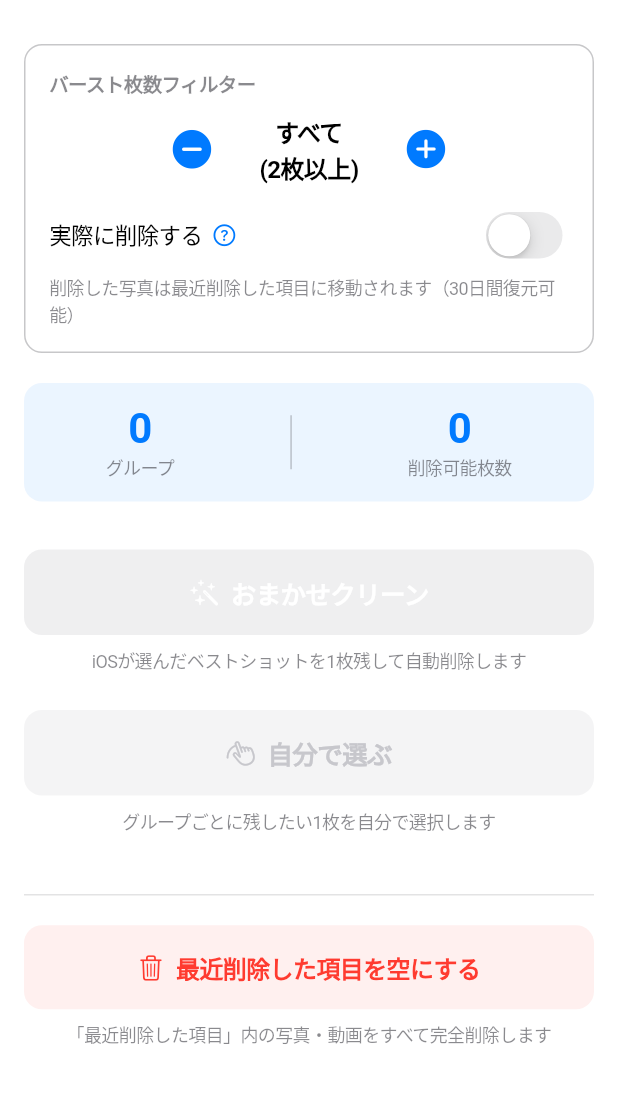
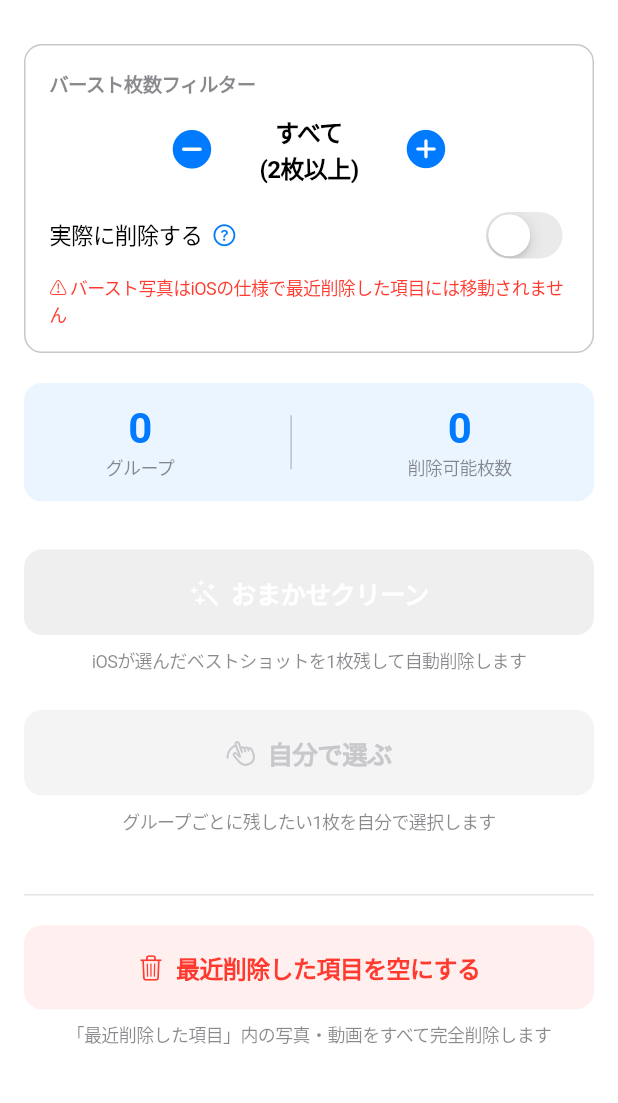
Before and after one commit to tomoyuki0512-hub/onp-quiz-app, a Flutter app: the screen it shows after launch, on a phone screen of 412 x 824 dp, the part 52-1155 px from its top. Run offline on Flutter 3.47's test engine with Material 3 defaults, Android fonts, the phone set to English and light mode, and no system bars; missing offline and left inert: photo_manager.

Commit message:
バースト写真の削除がiOS仕様で最近削除に移動しない旨をUIに正確に反映する
iOSはPHAssetChangeRequest.deleteAssetsを呼んだとき、
非代表フレーム（連写の隠れたショット）を最近削除した項目へ移動せず
即座に完全削除する。「最近削除した項目に移動」という約束が誤っていたため
全ダイアログとトグル説明を事実に合わせて更新する。

https://claude.ai/code/session_01SoqHF3J3E8ZCNxniZsKxhE

```diff
--- a/lib/screens/burst_list_screen.dart
+++ b/lib/screens/burst_list_screen.dart
@@ -98,21 +98,15 @@ class _BurstListScreenState extends State<BurstListScreen> {
           children: [
             const SizedBox(height: 8),
             Text(
-              permanently
-                  ? '${selected.length}グループのベストショット各1枚を残して、$deleteCount枚を完全削除します。'
-                  : '${selected.length}グループのベストショット各1枚を残して、$deleteCount枚を最近削除した項目に移動します。',
+              '${selected.length}グループのベストショット各1枚を残して、$deleteCount枚を削除します。',
               style: const TextStyle(fontSize: 15),
             ),
             const SizedBox(height: 6),
-            Text(
-              permanently
-                  ? '⚠️ 完全削除します。元に戻せません。'
-                  : '30日後に自動削除されます。',
+            const Text(
+              '⚠️ バースト写真はiOSの仕様で最近削除した項目には移動されません。削除後は元に戻せません。',
               style: TextStyle(
                 fontSize: 13,
-                color: permanently
-                    ? CupertinoColors.destructiveRed
-                    : CupertinoColors.secondaryLabel,
+                color: CupertinoColors.destructiveRed,
               ),
             ),
             const SizedBox(height: 6),
@@ -131,9 +125,9 @@ class _BurstListScreenState extends State<BurstListScreen> {
             child: const Text('キャンセル'),
           ),
           CupertinoDialogAction(
-            isDestructiveAction: permanently,
+            isDestructiveAction: true,
             onPressed: () => Navigator.pop(ctx, true),
-            child: Text(permanently ? '完全削除する' : '移動する'),
+            child: const Text('削除する'),
           ),
         ],
       ),
@@ -165,7 +159,7 @@ class _BurstListScreenState extends State<BurstListScreen> {
         });
         await _syncWithService();
         if (!mounted) return;
-        _showSuccessDialog(selected.length, permanently);
+        _showSuccessDialog(selected.length);
       } else {
         _showErrorDialog('削除に失敗しました。もう一度お試しください。');
       }
@@ -177,16 +171,12 @@ class _BurstListScreenState extends State<BurstListScreen> {
     }
   }
 
-  void _showSuccessDialog(int groupCount, bool permanently) {
+  void _showSuccessDialog(int groupCount) {
     showCupertinoDialog<void>(
       context: context,
       builder: (ctx) => CupertinoAlertDialog(
         title: const Text('完了'),
-        content: Text(
-          permanently
-              ? '$groupCount グループを完全削除しました。'
-              : '$groupCount グループを最近削除した項目に移動しました。',
-        ),
+        content: Text('$groupCount グループを削除しました。'),
         actions: [
           CupertinoDialogAction(
             onPressed: () => Navigator.pop(ctx),
@@ -292,7 +282,6 @@ class _BurstListScreenState extends State<BurstListScreen> {
   Widget _buildSelectionBar() {
     final count = _selectedBurstIds.length;
     final allSelected = count == _remaining.length;
-    final permanently = widget.permanentlyDelete;
 
     return Container(
       padding: const EdgeInsets.fromLTRB(16, 10, 16, 16),
@@ -329,7 +318,7 @@ class _BurstListScreenState extends State<BurstListScreen> {
               borderRadius: BorderRadius.circular(12),
               child: Text(
                 count > 0
-                    ? '$count グループを${permanently ? "完全削除" : "移動"}'
+                    ? '$count グループを削除'
                     : 'グループを選択してください',
                 style: const TextStyle(
                   fontSize: 15,
--- a/lib/screens/home_screen.dart
+++ b/lib/screens/home_screen.dart
@@ -60,36 +60,24 @@ class _HomeScreenState extends State<HomeScreen> {
     showCupertinoDialog<void>(
       context: context,
       builder: (ctx) => CupertinoAlertDialog(
-        title: const Text('削除モードの違い'),
+        title: const Text('iOSのバースト写真の削除について'),
         content: const Column(
           crossAxisAlignment: CrossAxisAlignment.start,
           children: [
             SizedBox(height: 10),
             Text(
-              'OFF（最近削除した項目へ移動）',
+              'バースト写真（連写）の非代表フレームはiOSの仕様で「最近削除した項目」には移動されず、即座に完全削除されます。',
+              style: TextStyle(fontSize: 13),
+            ),
+            SizedBox(height: 10),
+            Text(
+              '「実際に削除する」スイッチについて',
               style: TextStyle(fontSize: 13, fontWeight: FontWeight.w600),
             ),
             SizedBox(height: 4),
             Text(
-              '写真を「最近削除した項目」に移動します。30日間は復元可能です。',
+              'OFF: iOSのおすすめ写真（代表フレーム）が削除対象の場合のみ最近削除した項目に30日間保存されます。\nON: 代表フレームも即座に完全削除します。',
               style: TextStyle(fontSize: 13),
-            ),
-            SizedBox(height: 10),
-            Text(
-              'ON（即座に完全削除）',
-              style: TextStyle(
-                fontSize: 13,
-                fontWeight: FontWeight.w600,
-                color: CupertinoColors.destructiveRed,
-              ),
-            ),
-            SizedBox(height: 4),
-            Text(
-              '⚠️ 「最近削除した項目」を経由せず即座に完全削除します。元に戻せません。',
-              style: TextStyle(
-                fontSize: 13,
-                color: CupertinoColors.destructiveRed,
-              ),
             ),
           ],
         ),
@@ -197,21 +185,15 @@ class _HomeScreenState extends State<HomeScreen> {
           children: [
             const SizedBox(height: 8),
             Text(
-              _permanentlyDelete
-                  ? '$totalKeep枚を残し、$totalDelete枚を完全削除します。'
-                  : '$totalKeep枚を残し、$totalDelete枚を最近削除した項目に移動します。',
+              '$totalKeep枚を残し、$totalDelete枚を削除します。',
               style: const TextStyle(fontSize: 15),
             ),
             const SizedBox(height: 6),
-            Text(
-              _permanentlyDelete
-                  ? '⚠️ 完全削除します。元に戻せません。'
-                  : '30日後に自動削除されます。',
+            const Text(
+              '⚠️ バースト写真はiOSの仕様で最近削除した項目には移動されません。削除後は元に戻せません。',
               style: TextStyle(
                 fontSize: 13,
-                color: _permanentlyDelete
-                    ? CupertinoColors.destructiveRed
-                    : CupertinoColors.secondaryLabel,
+                color: CupertinoColors.destructiveRed,
               ),
             ),
             const SizedBox(height: 6),
@@ -273,9 +255,7 @@ class _HomeScreenState extends State<HomeScreen> {
         title: Text(errorMessage == null ? '完了！' : '削除エラー'),
         content: Text(
           errorMessage == null
-              ? _permanentlyDelete
-                  ? '$totalKeep枚を残して$deletedCount枚を完全削除しました。'
-                  : '$totalKeep枚を残して$deletedCount枚を最近削除した項目に移動しました。'
+              ? '$totalKeep枚を残して$deletedCount枚を削除しました。'
               : 'エラーが発生しました:\n$errorMessage',
         ),
         actions: [
@@ -429,15 +409,11 @@ class _HomeScreenState extends State<HomeScreen> {
             ],
           ),
           const SizedBox(height: 6),
-          Text(
-            _permanentlyDelete
-                ? '⚠️ 最近削除した項目を経由せず即座に完全削除（元に戻せません）'
-                : '削除した写真は最近削除した項目に移動されます（30日間復元可能）',
+          const Text(
+            '⚠️ バースト写真はiOSの仕様で最近削除した項目には移動されません',
             style: TextStyle(
               fontSize: 12,
-              color: _permanentlyDelete
-                  ? CupertinoColors.destructiveRed
-                  : CupertinoColors.secondaryLabel,
+              color: CupertinoColors.destructiveRed,
             ),
           ),
         ],
--- a/lib/screens/manual_select_screen.dart
+++ b/lib/screens/manual_select_screen.dart
@@ -51,21 +51,15 @@ class _ManualSelectScreenState extends State<ManualSelectScreen> {
           children: [
             const SizedBox(height: 8),
             Text(
-              permanently
-                  ? 'この写真を残して、他の$deleteCount枚を完全削除します。'
-                  : 'この写真を残して、他の$deleteCount枚を最近削除した項目に移動します。',
+              'この写真を残して、他の$deleteCount枚を削除します。',
               style: const TextStyle(fontSize: 15),
             ),
             const SizedBox(height: 6),
-            Text(
-              permanently
-                  ? '⚠️ 完全削除します。元に戻せません。'
-                  : '30日後に自動削除されます。',
+            const Text(
+              '⚠️ バースト写真はiOSの仕様で最近削除した項目には移動されません。削除後は元に戻せません。',
               style: TextStyle(
                 fontSize: 13,
-                color: permanently
-                    ? CupertinoColors.destructiveRed
-                    : CupertinoColors.secondaryLabel,
+                color: CupertinoColors.destructiveRed,
               ),
             ),
             const SizedBox(height: 6),
@@ -84,9 +78,9 @@ class _ManualSelectScreenState extends State<ManualSelectScreen> {
             child: const Text('キャンセル'),
           ),
           CupertinoDialogAction(
-            isDestructiveAction: permanently,
+            isDestructiveAction: true,
             onPressed: () => Navigator.pop(ctx, true),
-            child: Text(permanently ? '完全削除する' : '移動する'),
+            child: const Text('削除する'),
           ),
         ],
       ),
```
